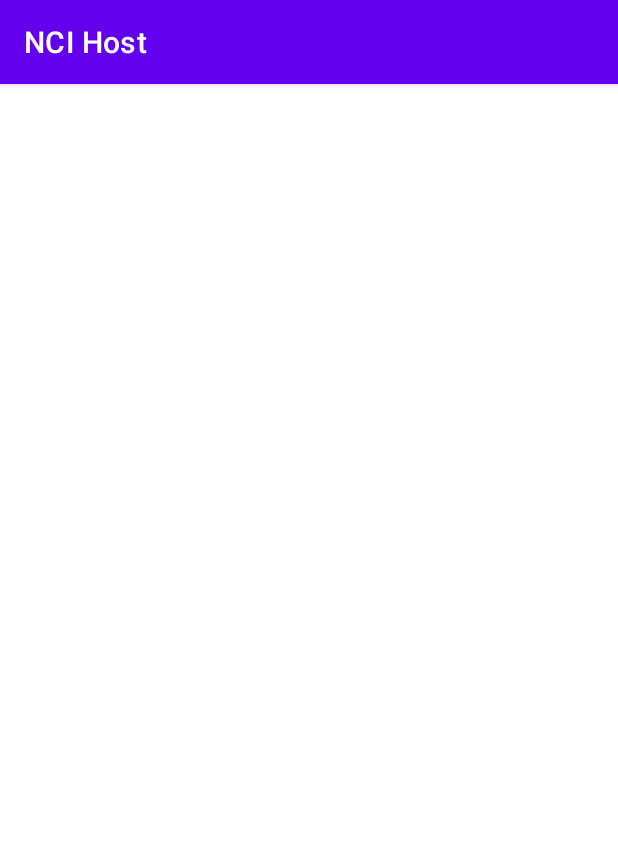
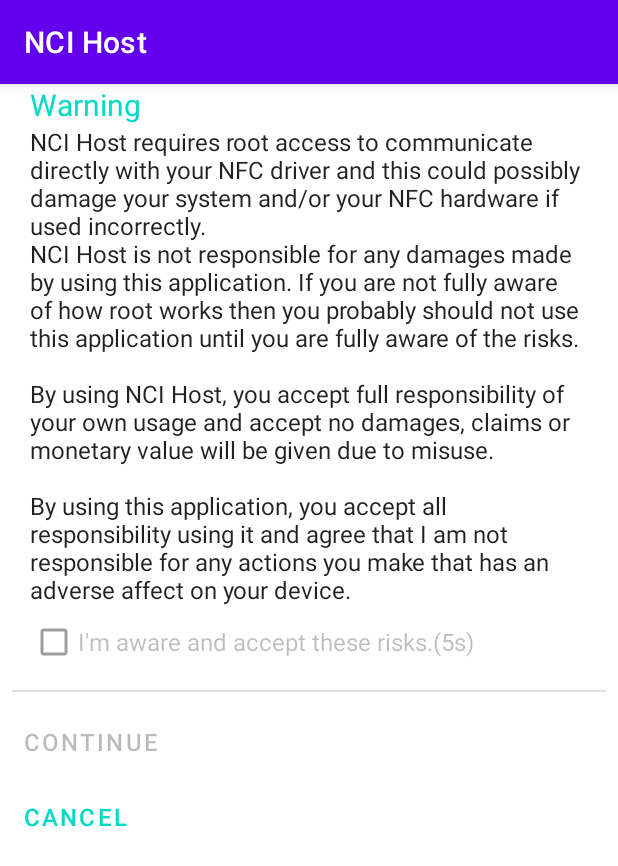
Before and after one commit to cinit/NCIHost, an Android app: the screen it shows after launch (SplashActivity), on a phone screen of 412 x 824 dp. Shown: the top 866 px of the screen. Run offline under Robolectric (Android 15) with nearby library versions, the phone set to English and light mode, and no system bars; our stand-ins replace navigation-ui; libraries missing offline, so code that uses them is left out: com.tencent.mmkv, org.lsposed.hiddenapibypass; 7 statements that could not run were skipped.

Commit message:
Replace warn dialog with fragment

```diff
--- a/app/src/main/java/cc/ioctl/nfcncihost/activity/splash/SplashActivity.java
+++ b/app/src/main/java/cc/ioctl/nfcncihost/activity/splash/SplashActivity.java
@@ -121,6 +121,14 @@ public class SplashActivity extends BaseActivity {
         return fragments;
     }
 
+    public void abortInteractiveStartup() {
+        StartupDirector director = MainApplicationImpl.sDirector;
+        if (director != null) {
+            director.cancelAllPendingActivity();
+        }
+        finish();
+    }
+
     public interface InteractiveStep {
         int getOrder();
 
--- a/app/src/main/java/cc/ioctl/nfcncihost/activity/splash/WarnFragment.java
+++ b/app/src/main/java/cc/ioctl/nfcncihost/activity/splash/WarnFragment.java
@@ -1,50 +1,50 @@
 package cc.ioctl.nfcncihost.activity.splash;
 
-import android.content.DialogInterface;
 import android.os.Bundle;
 import android.view.LayoutInflater;
 import android.view.View;
 import android.view.ViewGroup;
-import android.widget.Button;
 import android.widget.CheckBox;
+import android.widget.TextView;
 
+import androidx.activity.OnBackPressedCallback;
 import androidx.annotation.NonNull;
 import androidx.annotation.Nullable;
-import androidx.appcompat.app.AlertDialog;
 
 import java.util.Locale;
 
 import cc.ioctl.nfcncihost.R;
-import cc.ioctl.nfcncihost.procedure.MainApplicationImpl;
-import cc.ioctl.nfcncihost.procedure.StartupDirector;
 import cc.ioctl.nfcncihost.util.ThreadManager;
 
 public class WarnFragment extends SplashActivity.AbsInteractiveStepFragment {
     private static final String PREF_BOOL_USAGE_WARN = "PREF_BOOL_ABOUT_WARN";
 
+    private final OnBackPressedCallback mOnBackPressedCallback = new OnBackPressedCallback(true) {
+        @Override
+        public void handleOnBackPressed() {
+            WarnFragment.this.handleOnBackPressed();
+        }
+    };
+
     @Nullable
     @Override
     public View onCreateView(@NonNull LayoutInflater inflater, @Nullable ViewGroup container,
                              @Nullable Bundle savedInstanceState) {
-        AlertDialog.Builder builder = new AlertDialog.Builder(activity);
-        final ViewGroup view = (ViewGroup) LayoutInflater.from(builder.getContext()).inflate(R.layout.dialog_warn_app_risk, null);
-        final CheckBox cb = view.findViewById(R.id.dialog_warnAppRisk_informed);
-        AlertDialog dialog = builder.setTitle(R.string.title_warning).setView(view)
-                .setPositiveButton(R.string.btn_continue, (dailog, which) -> {
-                    config.putBoolean(PREF_BOOL_USAGE_WARN, true);
-                    activity.switchToNextStep();
-                })
-                .setNegativeButton(android.R.string.cancel, (dailog, which) -> {
-                    activity.finish();
-                    StartupDirector director = MainApplicationImpl.sDirector;
-                    if (director != null) {
-                        director.cancelAllPendingActivity();
-                    }
-                })
-                .setCancelable(false).show();
-        final Button btn = dialog.getButton(DialogInterface.BUTTON_POSITIVE);
-        btn.setEnabled(false);
-        cb.setOnCheckedChangeListener((self, checked) -> btn.setEnabled(checked));
+        ViewGroup root = (ViewGroup) inflater.inflate(R.layout.frag_warn_app_risk, container, false);
+        final CheckBox cb = root.findViewById(R.id.dialog_warnAppRisk_informed);
+        TextView tvContinue = root.findViewById(android.R.id.button1);
+        TextView tvCancel = root.findViewById(android.R.id.button2);
+        tvContinue.setOnClickListener(v -> {
+            mOnBackPressedCallback.setEnabled(false);
+            mOnBackPressedCallback.remove();
+            config.putBoolean(PREF_BOOL_USAGE_WARN, true);
+            activity.switchToNextStep();
+        });
+        tvCancel.setOnClickListener(v -> {
+            activity.abortInteractiveStartup();
+        });
+        tvContinue.setEnabled(false);
+        cb.setOnCheckedChangeListener((self, checked) -> tvContinue.setEnabled(checked));
         cb.setEnabled(false);
         ThreadManager.execute(() -> {
             int j = 5;
@@ -65,7 +65,19 @@ public class WarnFragment extends SplashActivity.AbsInteractiveStepFragment {
                 cb.setEnabled(true);
             });
         });
-        return null;
+        requireActivity().getOnBackPressedDispatcher().addCallback(mOnBackPressedCallback);
+        return root;
+    }
+
+    public void handleOnBackPressed() {
+        activity.abortInteractiveStartup();
+    }
+
+    @Override
+    public void onDestroy() {
+        mOnBackPressedCallback.setEnabled(false);
+        mOnBackPressedCallback.remove();
+        super.onDestroy();
     }
 
     @Override
@@ -77,4 +89,5 @@ public class WarnFragment extends SplashActivity.AbsInteractiveStepFragment {
     public int getOrder() {
         return 20;
     }
+
 }
--- a/app/src/main/java/cc/ioctl/nfcncihost/procedure/StartupDirector.java
+++ b/app/src/main/java/cc/ioctl/nfcncihost/procedure/StartupDirector.java
@@ -22,6 +22,7 @@ public class StartupDirector implements Runnable {
     private volatile boolean mForegroundStartupFinished = false;
     private volatile boolean mIsShowingSplash = false;
     private volatile boolean mIsForeground = false;
+    private volatile boolean mStartSplashRequested = false;
 
     public static StartupDirector onAppStart() {
         StartupDirector director = new StartupDirector();
@@ -98,13 +99,17 @@ public class StartupDirector implements Runnable {
     }
 
     private void startSplashActivity(Activity activity) {
-        Intent splash = new Intent(activity, SplashActivity.class);
-        splash.putExtra(SplashActivity.TAG_SHADOW_SPLASH, true);
-        activity.startActivity(splash);
+        if (!mStartSplashRequested) {
+            Intent splash = new Intent(activity, SplashActivity.class);
+            splash.putExtra(SplashActivity.TAG_SHADOW_SPLASH, true);
+            activity.startActivity(splash);
+            mStartSplashRequested = true;
+        }
     }
 
     @UiThread
     public void cancelAllPendingActivity() {
+        mStartSplashRequested = false;
         if (!mForegroundStartupFinished) {
             for (BaseActivity activity : mSuspendedActivities) {
                 activity.finish();
@@ -117,6 +122,7 @@ public class StartupDirector implements Runnable {
 
     @UiThread
     public void onForegroundStartupFinish() {
+        mStartSplashRequested = false;
         if (!mForegroundStartupFinished) {
             Log.d(TAG, "onForegroundStartupFinish: execute");
             mBackgroundStepsDone = true;
--- /dev/null
+++ b/app/src/main/res/color/stateful_accent.xml
@@ -0,0 +1,4 @@
+<selector xmlns:android="http://schemas.android.com/apk/res/android">
+    <item android:color="?android:attr/colorAccent" android:state_enabled="true" />
+    <item android:alpha="0.31" android:color="?android:attr/textColorPrimary" />
+</selector>
--- /dev/null
+++ b/app/src/main/res/drawable/ic_continue_24.xml
@@ -0,0 +1,10 @@
+<vector xmlns:android="http://schemas.android.com/apk/res/android"
+    android:width="24dp"
+    android:height="24dp"
+    android:tint="?attr/colorControlNormal"
+    android:viewportWidth="24"
+    android:viewportHeight="24">
+    <path
+        android:fillColor="@android:color/white"
+        android:pathData="M12,4l-1.41,1.41L16.17,11H4v2h12.17l-5.58,5.59L12,20l8,-8z" />
+</vector>
--- /dev/null
+++ b/app/src/main/res/drawable/ic_cross_24.xml
@@ -0,0 +1,10 @@
+<vector xmlns:android="http://schemas.android.com/apk/res/android"
+    android:width="24dp"
+    android:height="24dp"
+    android:tint="?attr/colorControlNormal"
+    android:viewportWidth="24"
+    android:viewportHeight="24">
+    <path
+        android:fillColor="@android:color/white"
+        android:pathData="M19,6.41L17.59,5 12,10.59 6.41,5 5,6.41 10.59,12 5,17.59 6.41,19 12,13.41 17.59,19 19,17.59 13.41,12z" />
+</vector>
--- a/app/src/main/res/layout/dialog_warn_app_risk.xml
+++ /dev/null
@@ -1,31 +0,0 @@
-<?xml version="1.0" encoding="utf-8"?>
-<ScrollView xmlns:android="http://schemas.android.com/apk/res/android"
-    android:layout_width="match_parent"
-    android:layout_height="match_parent">
-
-    <LinearLayout
-        android:layout_width="match_parent"
-        android:layout_height="wrap_content"
-        android:gravity="top|start"
-        android:orientation="vertical"
-        android:padding="15dp">
-
-        <TextView
-            android:layout_width="match_parent"
-            android:layout_height="wrap_content"
-            android:text="@string/text_warn_app_risk"
-            android:textColor="?android:attr/textColorPrimary"
-            android:textSize="16sp" />
-
-        <CheckBox
-            android:id="@+id/dialog_warnAppRisk_informed"
-            android:layout_width="wrap_content"
-            android:layout_height="wrap_content"
-            android:layout_marginLeft="5dp"
-            android:layout_marginRight="5dp"
-            android:text="@string/checkbox_accept_risk"
-            android:textSize="16sp" />
-
-    </LinearLayout>
-
-</ScrollView>
--- /dev/null
+++ b/app/src/main/res/layout/frag_warn_app_risk.xml
@@ -0,0 +1,69 @@
+<?xml version="1.0" encoding="utf-8"?>
+<ScrollView xmlns:android="http://schemas.android.com/apk/res/android"
+    android:layout_width="match_parent"
+    android:layout_height="match_parent">
+
+    <LinearLayout
+        android:layout_width="match_parent"
+        android:layout_height="wrap_content"
+        android:gravity="top|start"
+        android:orientation="vertical">
+
+        <LinearLayout
+            android:layout_width="match_parent"
+            android:layout_height="wrap_content"
+            android:layout_marginLeft="20dp"
+            android:layout_marginRight="20dp"
+            android:orientation="vertical">
+
+            <TextView
+                android:layout_width="match_parent"
+                android:layout_height="wrap_content"
+                android:text="@string/title_warning"
+                android:textColor="?android:attr/colorAccent"
+                android:textSize="20sp" />
+
+            <TextView
+                android:layout_width="match_parent"
+                android:layout_height="wrap_content"
+                android:text="@string/text_warn_app_risk"
+                android:textColor="?android:attr/textColorPrimary"
+                android:textSize="16sp" />
+
+            <CheckBox
+                android:id="@+id/dialog_warnAppRisk_informed"
+                android:layout_width="match_parent"
+                android:layout_height="wrap_content"
+                android:text="@string/checkbox_accept_risk"
+                android:textSize="16sp" />
+        </LinearLayout>
+
+        <View
+            android:layout_width="match_parent"
+            android:layout_height="1dp"
+            android:layout_margin="8dp"
+            android:background="?android:attr/listDivider" />
+
+        <Button
+            android:id="@android:id/button1"
+            style="@style/CommonFlatFatButton"
+            android:layout_width="match_parent"
+            android:layout_height="wrap_content"
+            android:enabled="false"
+            android:gravity="start|center_vertical"
+            android:src="@drawable/ic_continue_24"
+            android:text="@string/btn_continue"
+            android:textColor="@color/stateful_accent" />
+
+        <Button
+            android:id="@android:id/button2"
+            style="@style/CommonFlatFatButton"
+            android:layout_width="match_parent"
+            android:layout_height="wrap_content"
+            android:drawableStart="@drawable/ic_cross_24"
+            android:text="@android:string/cancel"
+            android:textColor="@color/stateful_accent" />
+
+    </LinearLayout>
+
+</ScrollView>
--- a/app/src/main/res/values/strings.xml
+++ b/app/src/main/res/values/strings.xml
@@ -37,7 +37,7 @@ NCI Host is not responsible for any damages made by using this application. If y
 By using NCI Host, you accept full responsibility of your own usage and accept no damages, claims or monetary value will be given due to misuse. \
 \
 By using this application, you accept all responsibility using it and agree that I am not responsible for any actions you make that has an adverse affect on your device.</string>
-    <string name="name_emu_pwm_ctrl_svc">NFC Emulation Controls</string>
+    <string name="name_emu_pwm_ctrl_svc">NFC Card Emulator</string>
     <string name="action_stop">Stop</string>
     <string name="ntf_title_nfc_emu">NFC Emulator</string>
     <string name="ntf_ticker_emu_card_name">Emulating Card %s</string>
--- a/app/src/main/res/values/themes.xml
+++ b/app/src/main/res/values/themes.xml
@@ -22,4 +22,22 @@
     <style name="Theme.NCIHost.AppBarOverlay" parent="ThemeOverlay.AppCompat.Dark.ActionBar" />
 
     <style name="Theme.NCIHost.PopupOverlay" parent="ThemeOverlay.AppCompat.DayNight" />
+
+    <style name="CommonFlatFatButton">
+        <item name="android:textColor">@color/stateful_accent</item>
+        <item name="android:textSize">16sp</item>
+        <item name="android:gravity">clip_horizontal</item>
+        <item name="android:background">?android:attr/selectableItemBackground</item>
+        <item name="android:focusable">true</item>
+        <item name="android:clickable">true</item>
+        <item name="android:layout_width">match_parent</item>
+        <item name="android:layout_height">?android:attr/listPreferredItemHeight</item>
+        <item name="android:minWidth">0dp</item>
+        <item name="android:drawablePadding">24dp</item>
+        <item name="android:paddingTop">8dp</item>
+        <item name="android:paddingBottom">8dp</item>
+        <item name="android:paddingStart">?android:attr/listPreferredItemPaddingStart</item>
+        <item name="android:paddingEnd">?android:attr/listPreferredItemPaddingEnd</item>
+    </style>
+
 </resources>
```
Also changed, not shown: 1 other file.
